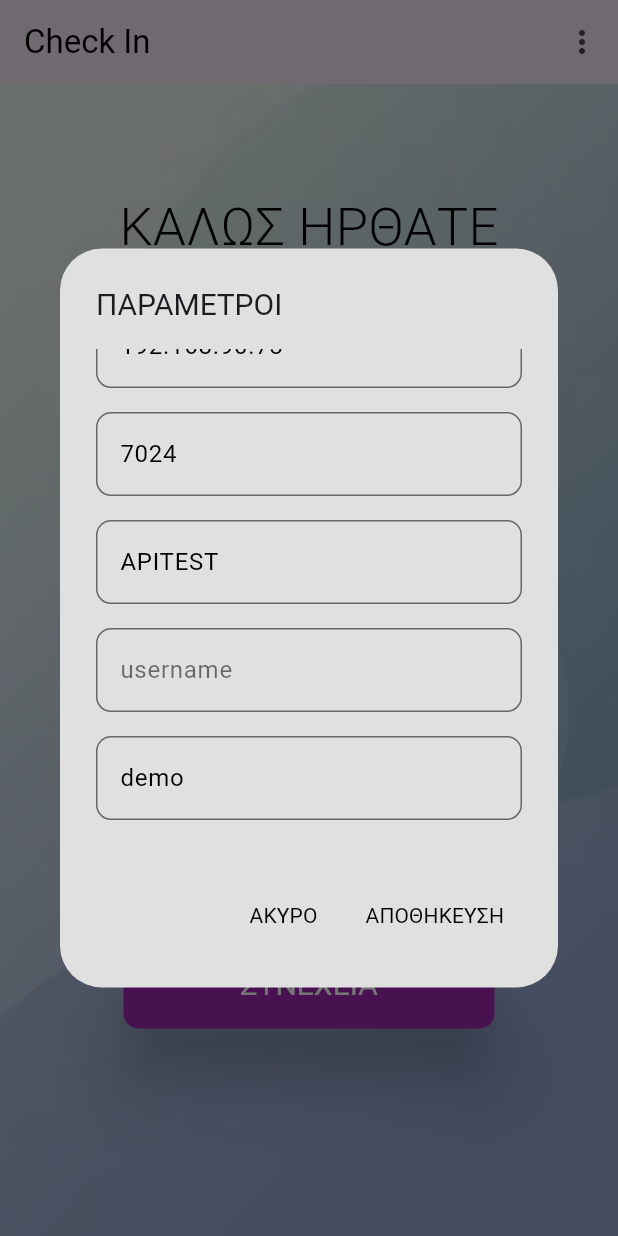
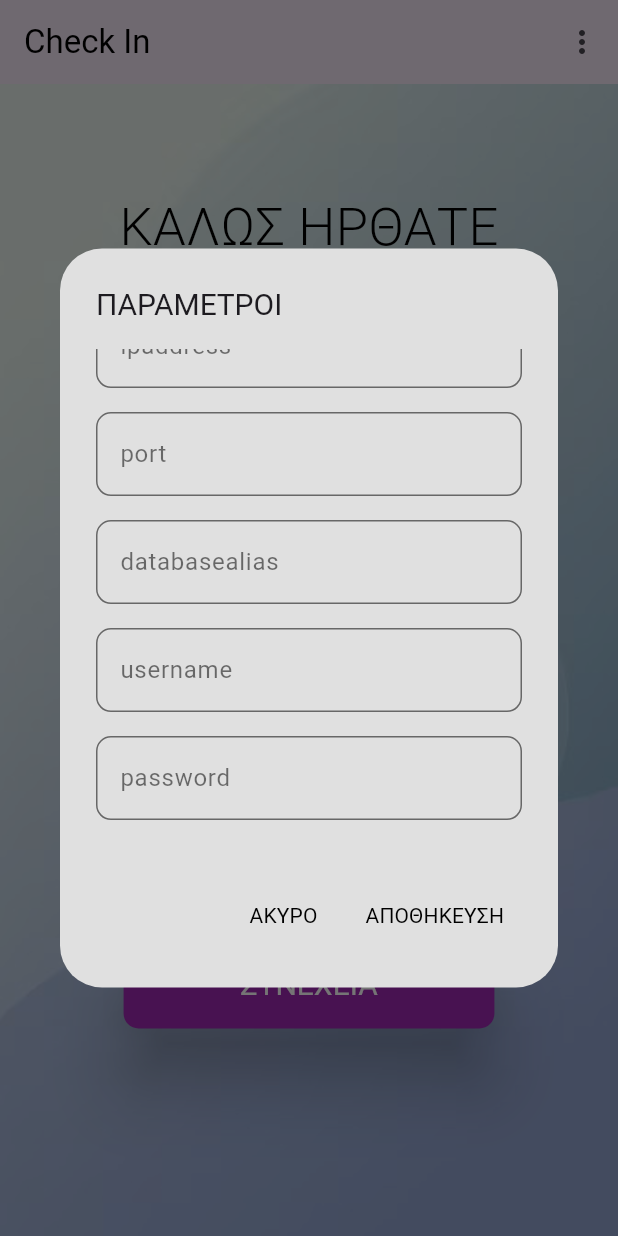
Before and after one commit to TsalemisIasonas/Self_Check-In, a Flutter app: the screen it shows after launch, scrolled down 102 dp, after a tap on "ΣΥΝΕΧΕΙΑ", on a phone screen of 412 x 824 dp. Run offline on Flutter 3.47's test engine with Material 3 defaults, Android fonts, the phone set to English and light mode, and no system bars.

Commit message:
variables on seperate file

```diff
--- a/assets/data/parameters.json
+++ b/assets/data/parameters.json
@@ -1,8 +1,8 @@
 {
-    "apicode": "WDUQ52FIWWOEXUG",
-    "ipaddress": "192.168.90.73",
-    "port" : "7024",
-    "databasealias": "APITEST",
+    "apicode": "",
+    "ipaddress": "",
+    "port" : "",
+    "databasealias": "",
     "username": "",
-    "password": "demo"
+    "password": ""
 }
--- /dev/null
+++ b/lib/components/variables_dialog.dart
@@ -0,0 +1,86 @@
+import 'package:flutter/material.dart';
+
+class VariablesDialog extends StatelessWidget {
+
+  final Map<String, dynamic>? parameters;
+  final List<TextEditingController> controllers;
+  final Function saveParameters;
+
+  const VariablesDialog({
+    super.key,
+    required this.parameters,
+    required this.controllers,
+    required this.saveParameters,
+  });
+
+  @override
+  Widget build(BuildContext context) {
+    return AlertDialog(
+      backgroundColor: Colors.grey[300],
+      title: const Text(
+        "ΠΑΡΑΜΕΤΡΟΙ",
+        style: TextStyle(fontSize: 20, fontWeight: FontWeight.w400),
+      ),
+      content: SizedBox(
+        width: MediaQuery.of(context).size.width * 0.8,
+        height: MediaQuery.of(context).size.width * 0.8,
+        child: SingleChildScrollView(
+          child: Column(
+            mainAxisSize: MainAxisSize.max,
+            children: parameters!.entries.map((entry) {
+              final int index = parameters!.keys.toList().indexOf(entry.key);
+              final String fieldName = entry.key;
+
+              return Padding(
+                padding: const EdgeInsets.only(bottom: 16.0),
+                child: TextField(
+                  controller: controllers[index],
+                  style: const TextStyle(color: Colors.black),
+                  decoration: InputDecoration(
+                    hintText: fieldName,
+                    hintStyle: const TextStyle(color: Colors.black54),
+                    filled: true,
+                    fillColor:
+                        Colors.grey[300], // Changed to a more visible color.
+                    enabledBorder: OutlineInputBorder(
+                      borderSide: const BorderSide(color: Colors.black54),
+                      borderRadius: BorderRadius.circular(10.0),
+                    ),
+                    focusedBorder: OutlineInputBorder(
+                      borderSide: const BorderSide(
+                        color: Color.fromARGB(255, 130, 110, 164),
+                        width: 2.0,
+                      ),
+                      borderRadius: BorderRadius.circular(10.0),
+                    ),
+                  ),
+                ),
+              );
+            }).toList(),
+          ),
+        ),
+      ),
+      actions: [
+        TextButton(
+          onPressed: () {
+            Navigator.of(context).pop();
+          },
+          child: const Text(
+            "AΚΥΡΟ",
+            style: TextStyle(color: Colors.black, fontWeight: FontWeight.w400),
+          ),
+        ),
+        TextButton(
+          onPressed: () {
+            saveParameters();
+            Navigator.of(context).pop();
+          },
+          child: const Text(
+            "ΑΠΟΘΗΚΕΥΣΗ",
+            style: TextStyle(color: Colors.black, fontWeight: FontWeight.w400),
+          ),
+        ),
+      ],
+    );
+  }
+}
--- a/lib/pages/home_page.dart
+++ b/lib/pages/home_page.dart
@@ -3,6 +3,7 @@ import 'dart:io';
 import 'package:flutter/material.dart';
 import 'package:flutter/services.dart';
 import 'package:path_provider/path_provider.dart';
+import 'package:pylon_hotel_self_checkin/components/variables_dialog.dart';
 import 'package:pylon_hotel_self_checkin/pages/form_page.dart';
 
 class HomePage extends StatefulWidget {
@@ -13,7 +14,7 @@ class HomePage extends StatefulWidget {
 }
 
 class _HomePageState extends State<HomePage> {
-  Alignment _contentAlignment = const Alignment(-2.0, 0.2);
+  Alignment _contentAlignment = Alignment(-20.0, 0.2);
 
   final List<TextEditingController> _controllers = [];
   Map<String, dynamic>? parameters;
@@ -100,7 +101,9 @@ class _HomePageState extends State<HomePage> {
       if (mounted) {
         ScaffoldMessenger.of(context).showSnackBar(
           SnackBar(content: Text('Parameters saved to $_localFilePath')),
+
         );
+        print(_localFilePath);
       }
     } catch (e) {
       if (mounted) {
@@ -128,80 +131,10 @@ class _HomePageState extends State<HomePage> {
     showDialog(
       context: context,
       builder: (BuildContext context) {
-        return AlertDialog(
-          backgroundColor: Colors.grey[300],
-          title: const Text(
-            "ΠΑΡΑΜΕΤΡΟΙ",
-            style: TextStyle(fontSize: 20, fontWeight: FontWeight.w400),
-          ),
-          content: SizedBox(
-            width: MediaQuery.of(context).size.width * 0.8,
-            height: MediaQuery.of(context).size.width * 0.8,
-            child: SingleChildScrollView(
-              child: Column(
-                mainAxisSize: MainAxisSize.max,
-                children: parameters!.entries.map((entry) {
-                  final int index = parameters!.keys.toList().indexOf(
-                    entry.key,
-                  );
-                  final String fieldName = entry.key;
-
-                  return Padding(
-                    padding: const EdgeInsets.only(bottom: 16.0),
-                    child: TextField(
-                      controller: _controllers[index],
-                      style: const TextStyle(color: Colors.black),
-                      decoration: InputDecoration(
-                        hintText: fieldName,
-                        hintStyle: const TextStyle(color: Colors.black54),
-                        filled: true,
-                        fillColor: Colors
-                            .grey[300], // Changed to a more visible color.
-                        enabledBorder: OutlineInputBorder(
-                          borderSide: const BorderSide(color: Colors.black54),
-                          borderRadius: BorderRadius.circular(10.0),
-                        ),
-                        focusedBorder: OutlineInputBorder(
-                          borderSide: const BorderSide(
-                            color: Color.fromARGB(255, 130, 110, 164),
-                            width: 2.0,
-                          ),
-                          borderRadius: BorderRadius.circular(10.0),
-                        ),
-                      ),
-                    ),
-                  );
-                }).toList(),
-              ),
-            ),
-          ),
-          actions: [
-            TextButton(
-              onPressed: () {
-                Navigator.of(context).pop();
-              },
-              child: const Text(
-                "AΚΥΡΟ",
-                style: TextStyle(
-                  color: Colors.black,
-                  fontWeight: FontWeight.w400,
-                ),
-              ),
-            ),
-            TextButton(
-              onPressed: () {
-                _saveParameters();
-                Navigator.of(context).pop();
-              },
-              child: const Text(
-                "ΑΠΟΘΗΚΕΥΣΗ",
-                style: TextStyle(
-                  color: Colors.black,
-                  fontWeight: FontWeight.w400,
-                ),
-              ),
-            ),
-          ],
+        return VariablesDialog(
+          parameters: parameters!,
+          controllers: _controllers,
+          saveParameters: _saveParameters,
         );
       },
     );
@@ -210,7 +143,8 @@ class _HomePageState extends State<HomePage> {
   @override
   Widget build(BuildContext context) {
     return Scaffold(
-      //backgroundColor: Colors.white,
+      // This is a crucial property for handling the keyboard
+      resizeToAvoidBottomInset: true,
       appBar: AppBar(
         title: const Text("Check In", style: TextStyle(color: Colors.black)),
         backgroundColor: Colors.purple[50],
@@ -230,9 +164,7 @@ class _HomePageState extends State<HomePage> {
             width: double.infinity,
             height: double.infinity,
           ),
-          AnimatedAlign(
-            alignment: _contentAlignment,
-            duration: const Duration(milliseconds: 1000),
+          SingleChildScrollView(
             child: SafeArea(
               child: Column(
                 mainAxisAlignment: MainAxisAlignment.start,
@@ -247,11 +179,15 @@ class _HomePageState extends State<HomePage> {
                     ),
                   ),
                   const SizedBox(height: 20),
-                  Image.asset(
-                    'assets/images/checkin.jpg',
-                    fit: BoxFit.cover,
-                    width: MediaQuery.of(context).size.width * 0.8,
-                    height: MediaQuery.of(context).size.width * 0.8,
+                  AnimatedAlign(
+                    alignment: _contentAlignment,
+                    duration: const Duration(milliseconds: 1000),
+                    child: Image.asset(
+                      'assets/images/checkin.jpg',
+                      fit: BoxFit.cover,
+                      width: MediaQuery.of(context).size.width * 0.8,
+                      height: MediaQuery.of(context).size.width * 0.8,
+                    ),
                   ),
                   const SizedBox(height: 100),
                   ElevatedButton(
```
